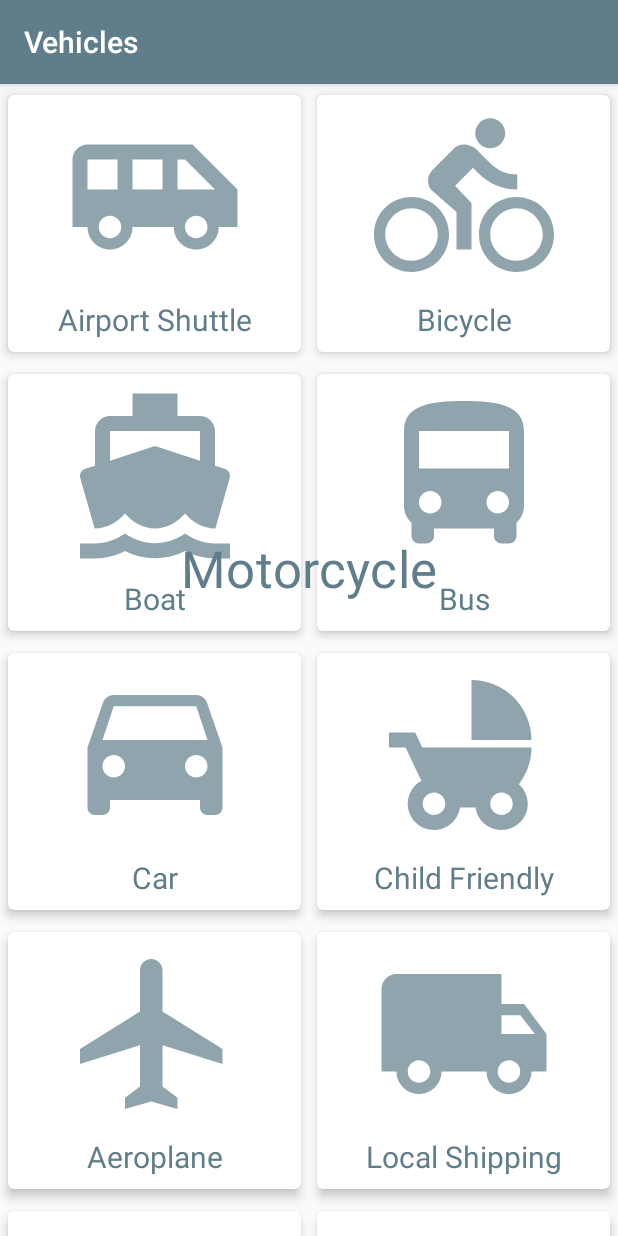
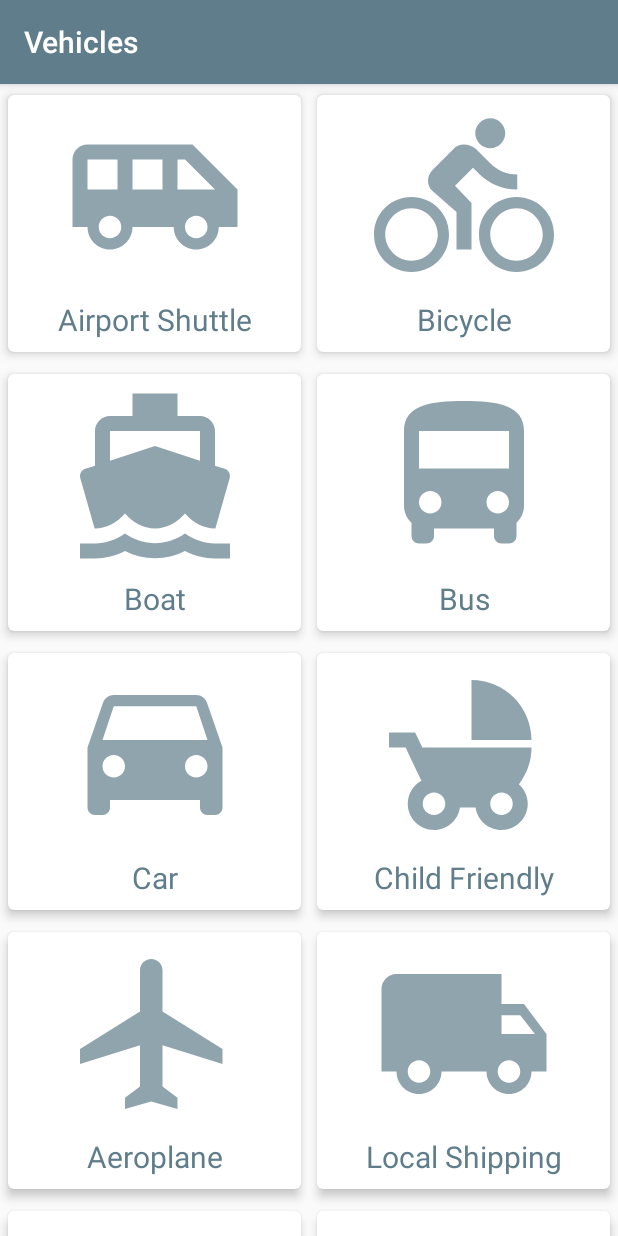
Before and after one commit to RajashekarRaju/ArchitectureComponentsJava, an Android app: the fragment VehicleDetailFragment placed in its activity, on a phone screen of 412 x 824 dp. Run offline under Robolectric (Android 15) with nearby library versions, the phone set to English and light mode, and no system bars; our stand-ins replace navigation-ui; 3 statements that could not run were skipped.

Commit message:
Ignored content description for views, replaced namespace with tools

```diff
--- a/app/src/main/res/layout/activity_main.xml
+++ b/app/src/main/res/layout/activity_main.xml
@@ -20,6 +20,7 @@
         android:layout_width="match_parent"
         android:layout_height="match_parent"
         app:defaultNavHost="true"
-        app:navGraph="@navigation/navigation" />
+        app:navGraph="@navigation/navigation"
+        tools:ignore="FragmentTagUsage" />
 
 </androidx.constraintlayout.widget.ConstraintLayout>
--- a/app/src/main/res/layout/fragment_vehicle_detail.xml
+++ b/app/src/main/res/layout/fragment_vehicle_detail.xml
@@ -15,7 +15,8 @@
         tools:src="@drawable/ic_motorcycle"
         app:layout_constraintEnd_toEndOf="parent"
         app:layout_constraintStart_toStartOf="parent"
-        app:layout_constraintTop_toTopOf="parent" />
+        app:layout_constraintTop_toTopOf="parent"
+        tools:ignore="ContentDescription" />
 
     <TextView
         android:id="@+id/detail_vehicle_name_text_view"
@@ -23,7 +24,7 @@
         android:layout_height="wrap_content"
         android:layout_marginTop="20dp"
         android:gravity="center"
-        android:text="Motorcycle"
+        tools:text="Motorcycle"
         android:textAppearance="@style/TextAppearance.MaterialComponents.Headline4"
         android:textColor="@color/colorPrimary"
         app:layout_constraintEnd_toEndOf="@+id/detail_vehicle_image_view"
--- a/app/src/main/res/layout/item_vehicle.xml
+++ b/app/src/main/res/layout/item_vehicle.xml
@@ -21,7 +21,8 @@
             app:layout_constraintEnd_toEndOf="parent"
             app:layout_constraintStart_toStartOf="parent"
             app:layout_constraintTop_toTopOf="parent"
-            tools:srcCompat="@drawable/ic_motorcycle" />
+            tools:srcCompat="@drawable/ic_motorcycle"
+            tools:ignore="ContentDescription" />
 
         <TextView
             android:id="@+id/vehicle_name_text_item_view"
```
